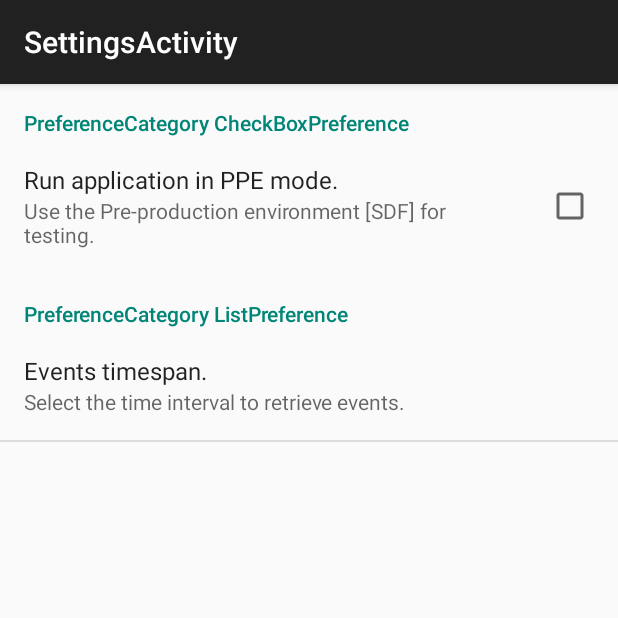
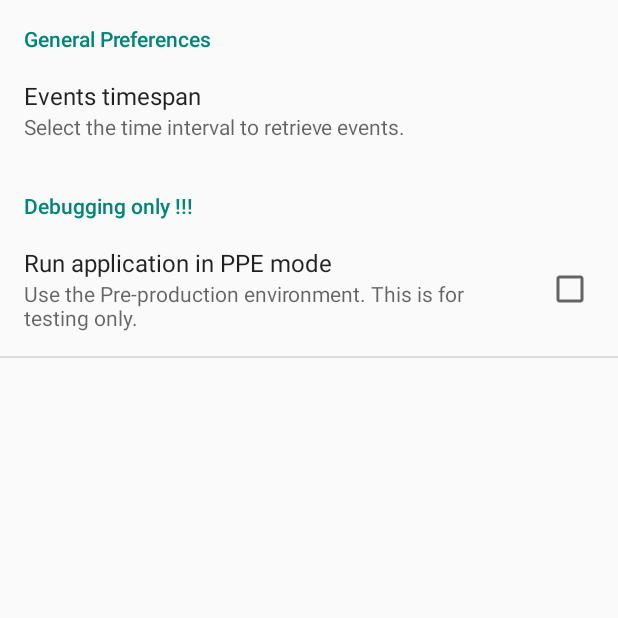
Before and after one commit to mattleib/o365api-android-get-events-app, an Android app: the fragment SettingsFragment placed in its activity, in the options menu, after a tap on "Settings", on a phone screen of 412 x 824 dp, the top half of it. Run offline under Robolectric (Android 15) with nearby library versions, the phone set to English and light mode, and no system bars; libraries missing offline, so code that uses them is left out: com.microsoft.aad; 3 statements that could not run were skipped.

Commit message:
Preferences hooked-up, but no auto-refresh. BugBug: Scrolling of events broken.

```diff
--- a/MyInboxApplication/app/src/main/java/com/example/mattleib/myinboxapplication/Constants.java
+++ b/MyInboxApplication/app/src/main/java/com/example/mattleib/myinboxapplication/Constants.java
@@ -17,4 +17,9 @@ public class Constants {
     public static String O365_UserHint = "garthf@oauthplay.onmicrosoft.com";
 
     public static String O365_EventsQueryTemplate = "https://outlook.office365.com/api/v1.0/me/calendarview?startdatetime=%sT%sZ&enddatetime=%sT%sZ&$top=50&$orderby=Start";
+
+    public static class PreferenceKeys {
+        public static String CalendarTimeSpan = "PREF_CALENDAR_SPAN";
+        public static String UsePPE = "PREF_USEPPE";
+    }
 }
--- a/MyInboxApplication/app/src/main/java/com/example/mattleib/myinboxapplication/EventItemsFragment.java
+++ b/MyInboxApplication/app/src/main/java/com/example/mattleib/myinboxapplication/EventItemsFragment.java
@@ -19,7 +19,7 @@ public class EventItemsFragment extends Fragment {
 
     public interface EventRefresh{
         // Interface method you will call from this fragment
-        public void refreshEvents();
+        public void onRefreshEvents();
     }// end interface
 
     // Instantiate the new Interface Callback
@@ -28,13 +28,9 @@ public class EventItemsFragment extends Fragment {
     @Override
     public void onAttach(Activity activity){
         super.onAttach(activity);
-
         try {
             // Attaches the Interface to the Activity
-            // must add "implements ShareDeletedItem" in your
-            // Activity or this Exception is thrown
             mCallback = (EventRefresh) activity;
-
         } catch(Exception e) {
             e.printStackTrace();
         }
@@ -57,7 +53,7 @@ public class EventItemsFragment extends Fragment {
                 ( new Handler()).postDelayed(new Runnable() {
                     @Override
                     public void run() {
-                        mCallback.refreshEvents();
+                        mCallback.onRefreshEvents();
                         swipeView.setRefreshing(false);
                     }
                 }, 3000);
--- a/MyInboxApplication/app/src/main/java/com/example/mattleib/myinboxapplication/Helpers.java
+++ b/MyInboxApplication/app/src/main/java/com/example/mattleib/myinboxapplication/Helpers.java
@@ -77,7 +77,8 @@ public class Helpers {
         //"Start": "2015-01-23T20:00:00Z",
         //"End": "2015-01-23T21:00:00Z",
         // Get the local time
-        Time now = new Time(Time.getCurrentTimezone()); // returns time in current TimeZone
+        //Time now = new Time(Time.getCurrentTimezone()); // returns time in current TimeZone
+        Time now = new Time("UTC"); // returns time in UTC
         now.setToNow();
 
         String startDate = now.format("%Y-%m-%d");
--- a/MyInboxApplication/app/src/main/java/com/example/mattleib/myinboxapplication/MainActivity.java
+++ b/MyInboxApplication/app/src/main/java/com/example/mattleib/myinboxapplication/MainActivity.java
@@ -36,7 +36,7 @@ import java.util.ArrayList;
 import java.util.List;
 
 
-public class MainActivity extends ActionBarActivity implements com.example.mattleib.myinboxapplication.EventItemsFragment.EventRefresh {
+public class MainActivity extends ActionBarActivity implements com.example.mattleib.myinboxapplication.EventItemsFragment.EventRefresh,SharedPreferences.OnSharedPreferenceChangeListener {
 
     /**
      * Name of the Module for Error display's etc.
@@ -58,6 +58,12 @@ public class MainActivity extends ActionBarActivity implements com.example.mattl
     protected void onCreate(Bundle savedInstanceState) {
         super.onCreate(savedInstanceState);
         setContentView(R.layout.activity_main);
+
+        /**
+         * Read default preferences. Initialize with defaults.
+         */
+        PreferenceManager.setDefaultValues(this, R.xml.preferences, false);
+        SharedPreferences sharedPreferences = PreferenceManager.getDefaultSharedPreferences(this);
 
         if (savedInstanceState == null) {
 
@@ -153,14 +159,10 @@ public class MainActivity extends ActionBarActivity implements com.example.mattl
 
         //noinspection SimplifiableIfStatement
         if (id == R.id.action_settings) {
-
             /**
              * Start preferences
              */
-            SharedPreferences sharedPreferences = PreferenceManager.getDefaultSharedPreferences(this);
-            Intent intentSetPref = new Intent(getApplicationContext(), SettingsActivity.class);
             startActivity(new Intent(this, SettingsActivity.class));
-
             return true;
         }
 
@@ -168,9 +170,18 @@ public class MainActivity extends ActionBarActivity implements com.example.mattl
     }
 
     /**
-     * The interface for fragment to notify to refresh events
+     * The interface that listens to Preference changes
      */
-    public void refreshEvents()
+    public void onSharedPreferenceChanged(SharedPreferences sharedPreferences, String key) {
+        if (key.equals("PREF_CALENDAR_SPAN")) {
+            getAllEvents();
+        }
+    }
+
+    /**
+     * The interface for fragment to notify to Refresh events
+     */
+    public void onRefreshEvents()
     {
         getAllEvents();
     }
@@ -192,7 +203,18 @@ public class MainActivity extends ActionBarActivity implements com.example.mattl
 
         lView.setAdapter(mEventsAdapter);
 
+        /**
+         * Get the preference
+         */
+        SharedPreferences sharedPreferences = PreferenceManager.getDefaultSharedPreferences(this);
+        String eventSpan = sharedPreferences.getString("PREF_CALENDAR_SPAN", "day");
         String eventsQuery = Helpers.GetEventsQueryString(DataTypes.EventTimeSpan.Day);
+        if(eventSpan.equals("week")) { /// week
+            eventsQuery = Helpers.GetEventsQueryString(DataTypes.EventTimeSpan.Week);
+        } else if (eventSpan.equals("month")) { /// month
+            eventsQuery = Helpers.GetEventsQueryString(DataTypes.EventTimeSpan.Month);
+        }
+
         /**
          * Exec async load task
          */
--- a/MyInboxApplication/app/src/main/java/com/example/mattleib/myinboxapplication/SettingsActivity.java
+++ b/MyInboxApplication/app/src/main/java/com/example/mattleib/myinboxapplication/SettingsActivity.java
@@ -1,9 +1,12 @@
 package com.example.mattleib.myinboxapplication;
 
-import android.support.v7.app.ActionBarActivity;
+import android.content.SharedPreferences;
 import android.os.Bundle;
+import android.app.Activity;
 
-public class SettingsActivity extends ActionBarActivity {
+
+public class SettingsActivity extends Activity
+        implements SettingsFragment.EventTimespanChanged {
 
     @Override
     protected void onCreate(Bundle savedInstanceState) {
@@ -14,4 +17,11 @@ public class SettingsActivity extends ActionBarActivity {
                 .replace(android.R.id.content, new SettingsFragment())
                 .commit();
     }
+
+    /**
+     * The interface for preference Fragment to notify to Refresh events
+     */
+    public void onNewTimeSpan(String timeSpan) {
+        String s = timeSpan;
+    }
 }
--- a/MyInboxApplication/app/src/main/java/com/example/mattleib/myinboxapplication/SettingsFragment.java
+++ b/MyInboxApplication/app/src/main/java/com/example/mattleib/myinboxapplication/SettingsFragment.java
@@ -1,6 +1,7 @@
 package com.example.mattleib.myinboxapplication;
 
 import android.app.Activity;
+import android.content.SharedPreferences;
 import android.net.Uri;
 import android.os.Bundle;
 import android.preference.PreferenceFragment;
@@ -8,7 +9,31 @@ import android.view.LayoutInflater;
 import android.view.View;
 import android.view.ViewGroup;
 
-public class SettingsFragment extends PreferenceFragment {
+public class SettingsFragment extends PreferenceFragment
+        implements SharedPreferences.OnSharedPreferenceChangeListener {
+
+    /**
+     * Interface to signal timespan of the preferences have changed
+     */
+    public interface EventTimespanChanged{
+        public void onNewTimeSpan(String timeSpan);
+    }// end interface
+
+    // Instantiate the Interface Callback
+    private EventTimespanChanged mCallback = null;
+
+    @Override
+    public void onAttach(Activity activity){
+        super.onAttach(activity);
+
+        try {
+            // Attaches the Interface to the Activity
+            mCallback = (EventTimespanChanged) activity;
+        } catch(Exception e) {
+            e.printStackTrace();
+        }
+    }// end onAttach()
+
 
     @Override
     public void onCreate(Bundle savedInstanceState) {
@@ -17,8 +42,30 @@ public class SettingsFragment extends PreferenceFragment {
         addPreferencesFromResource(R.xml.preferences);
     }
 
+    public void onSharedPreferenceChanged(SharedPreferences sharedPreferences, String key) {
+        if (key.equals(Constants.PreferenceKeys.CalendarTimeSpan)) {
+            String newValue = sharedPreferences.getString(key, "");
+            mCallback.onNewTimeSpan(newValue);
+        }
+    }
+
     @Override
     public void onDetach() {
         super.onDetach();
     }
+
+    @Override
+    public void onResume() {
+        super.onResume();
+        getPreferenceScreen().getSharedPreferences()
+                .registerOnSharedPreferenceChangeListener(this);
+    }
+
+    @Override
+    public void onPause() {
+        super.onPause();
+        getPreferenceScreen().getSharedPreferences()
+                .unregisterOnSharedPreferenceChangeListener(this);
+    }
+
 }
--- a/MyInboxApplication/app/src/main/res/values/array.xml
+++ b/MyInboxApplication/app/src/main/res/values/array.xml
@@ -6,9 +6,8 @@
         <item>One month</item>
     </string-array>
     <string-array name="event_span_values">
-        <item>1</item>
-        <item>2</item>
-        <item>3</item>
+        <item>day</item>
+        <item>week</item>
+        <item>month</item>
     </string-array>
-
 </resources>
--- a/MyInboxApplication/app/src/main/res/values/strings.xml
+++ b/MyInboxApplication/app/src/main/res/values/strings.xml
@@ -7,4 +7,11 @@
     <string name="hello_blank_fragment">Hello blank fragment</string>
     <string name="title_activity_settings">SettingsActivity</string>
 
+    <string name="preference_ppe_title">Run application in PPE mode</string>
+    <string name="preference_ppe_summary">Use the Pre-production environment. This is for testing only.</string>
+    <string name="preference_ppe_default">false</string>
+    <string name="preference_eventspan_title">Events timespan</string>
+    <string name="preference_eventspan_summmary">Select the time interval to retrieve events.</string>
+    <string name="preference_eventspan_default">day</string>
+
 </resources>
--- a/MyInboxApplication/app/src/main/res/xml/preferences.xml
+++ b/MyInboxApplication/app/src/main/res/xml/preferences.xml
@@ -2,24 +2,24 @@
 <PreferenceScreen xmlns:android="http://schemas.android.com/apk/res/android">
 
     <PreferenceCategory
-        android:title="PreferenceCategory CheckBoxPreference">
+        android:title="General Preferences">
+        <ListPreference
+            android:key="PREF_CALENDAR_SPAN"
+            android:title="@string/preference_eventspan_title"
+            android:summary="@string/preference_eventspan_summmary"
+            android:entries="@array/event_span_entries"
+            android:entryValues="@array/event_span_values"
+            android:defaultValue="@string/preference_eventspan_default" />
+    </PreferenceCategory>
+
+    <PreferenceCategory
+        android:title="Debugging only !!!">
         <CheckBoxPreference
             android:key="PREF_USEPPE"
-            android:title="Run application in PPE mode."
-            android:summary="Use the Pre-production environment [SDF] for testing."
-            android:defaultValue="false"
+            android:title="@string/preference_ppe_title"
+            android:summary="@string/preference_ppe_summary"
+            android:defaultValue="@string/preference_ppe_default"
             />
     </PreferenceCategory>
 
-    <PreferenceCategory
-        android:title="PreferenceCategory ListPreference">
-        <ListPreference
-            android:key="PREF_CALENDAR_SPAN"
-            android:title="Events timespan."
-            android:summary="Select the time interval to retrieve events."
-            android:entries="@array/event_span_entries"
-            android:entryValues="@array/event_span_values"
-            android:defaultValue="1" />
-    </PreferenceCategory>
-
 </PreferenceScreen>
```
